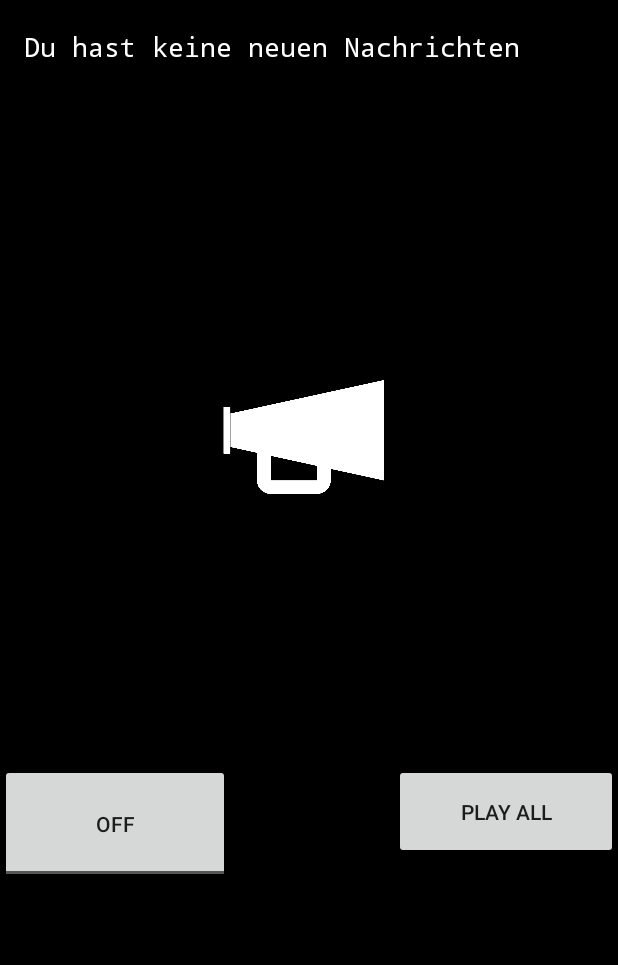
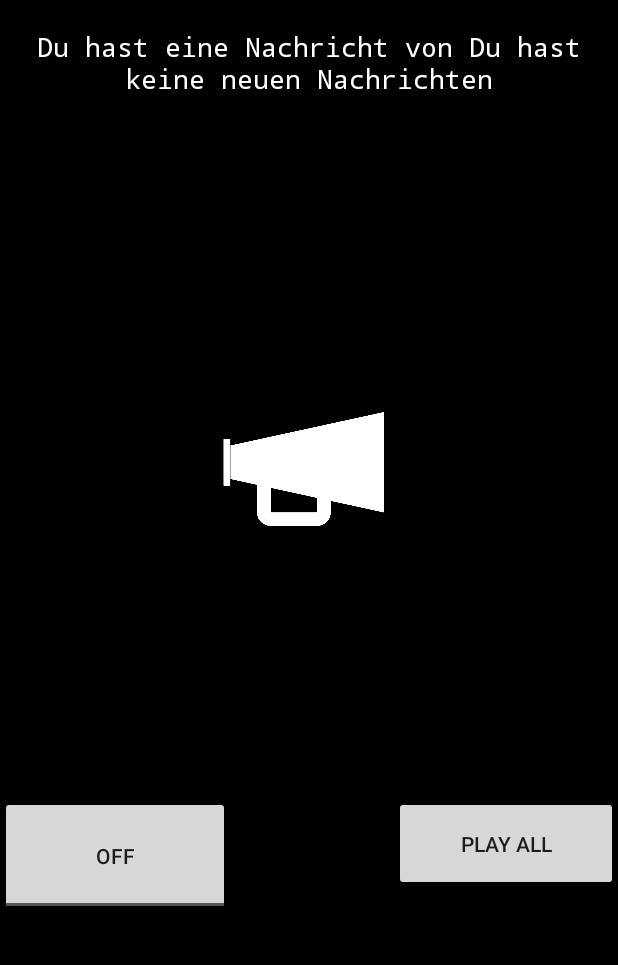
Before and after one commit to aai38/audioMessenger, an Android app: the screen it shows after launch (MainActivity), after a tap on "PLAY ALL", on a phone screen of 412 x 824 dp, the part 84-1049 px from its top. Run offline under Robolectric (Android 15) with nearby library versions, the phone set to English and light mode, and no system bars; libraries missing offline, so code that uses them is left out: com.ibm.cloud, com.ibm.watson, com.robj.notificationhelperlibrary; pictures from the network do not load; 3 statements that could not run were skipped.

Commit message:
Changed text to read
now you get the message "du hast eine nachricht von" instead of just read the name and the message

```diff
--- a/notification-listener-service-example-master/app/src/main/java/com/github/chagall/notificationlistenerexample/MainActivity.java
+++ b/notification-listener-service-example-master/app/src/main/java/com/github/chagall/notificationlistenerexample/MainActivity.java
@@ -161,7 +161,7 @@ public class MainActivity extends AppCompatActivity {
 
     public static void updateOurText(String text) {
 
-        view.setText(text);
+        view.setText("Du hast eine Nachricht von " + text);
         File file = new File("../../../../../res/raw/earcon1.mp3");
         ///Users/linaxu/Documents/audiomessenger/notification-listener-service-example-master/app/src/main/java/com/github/chagall/notificationlistenerexample/MainActivity.java
         int succ1 = t1.addEarcon("[earcon]", file.getAbsolutePath());//"", R.raw.earcon1);
@@ -172,7 +172,7 @@ public class MainActivity extends AppCompatActivity {
         int succ = t1.playEarcon("[earcon]",TextToSpeech.QUEUE_FLUSH, param, "earcon");
         System.out.println("Success: "+succ1+ " " + succ);
 
-        t1.speak(text,TextToSpeech.QUEUE_ADD,null);
+        t1.speak("Du hast eine Nachricht von " + text,TextToSpeech.QUEUE_ADD,null);
         t1.setOnUtteranceProgressListener(new UtteranceProgressListener() {
             @Override
             public void onStart(String utteranceId){
```
